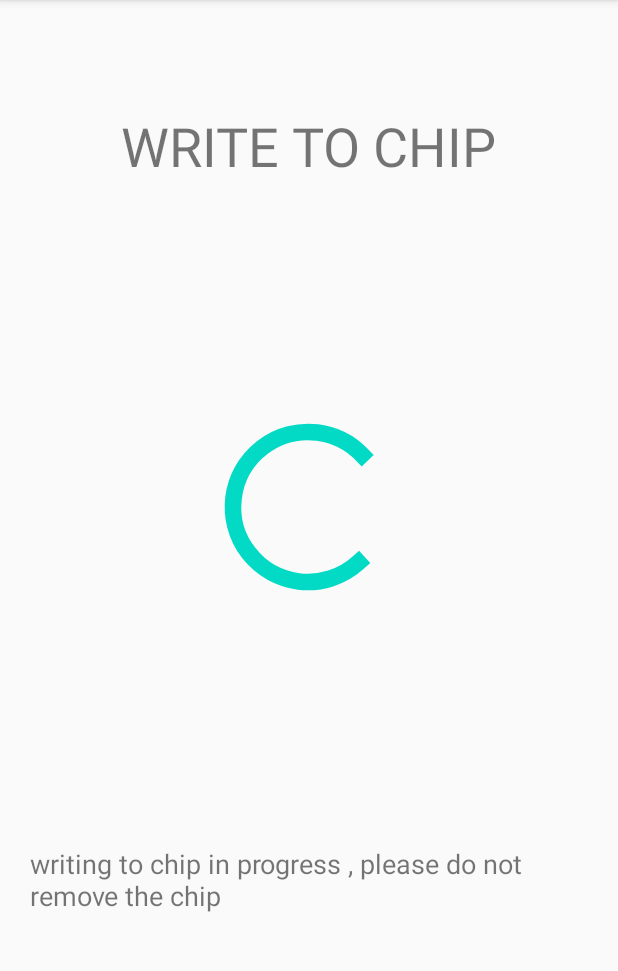
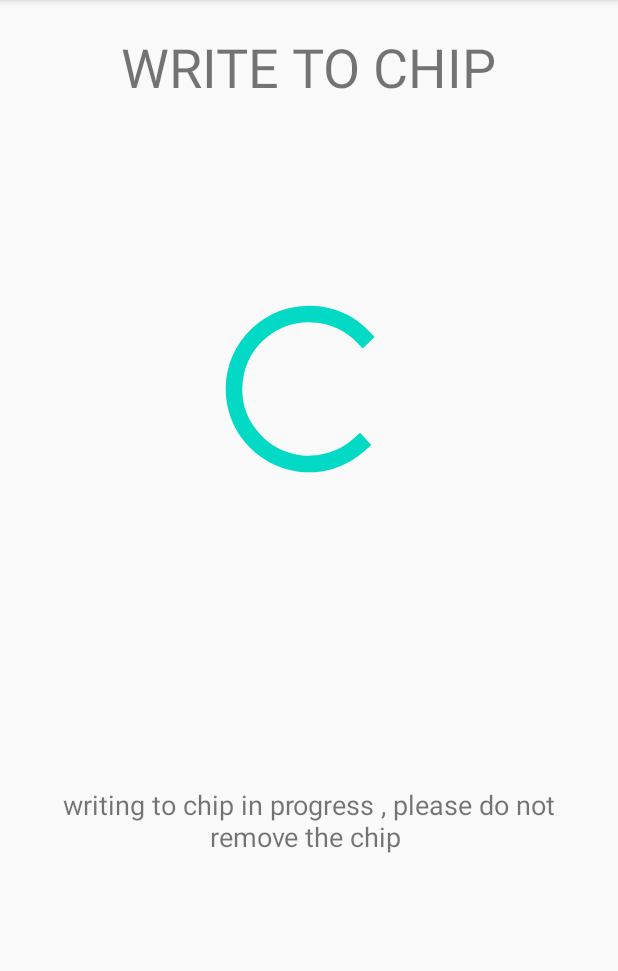
Before and after one commit to ABHISHEK4227/votingApp, an Android app: the WriteToChip screen opened directly, with no data from a screen before it, on a phone screen of 412 x 824 dp, the part 84-1055 px from its top. Run offline under Robolectric (Android 15) with nearby library versions, the phone set to English and light mode, and no system bars.

Commit message:
UploadToChip updated

```diff
--- a/app/src/main/AndroidManifest.xml
+++ b/app/src/main/AndroidManifest.xml
@@ -3,7 +3,7 @@
     package="com.example.votingapp">
 
     <uses-permission android:name="android.permission.INTERNET" />
-    <uses-permission android:name="android.permission.WRITE_EXTERNAL_STORAGE" />
+    <uses-permission android:name="android.permission.WRITE_EXTERNAL_STORAGE"/>
 
     <application
         android:allowBackup="true"
--- a/app/src/main/java/com/example/votingapp/WriteToChip.java
+++ b/app/src/main/java/com/example/votingapp/WriteToChip.java
@@ -5,6 +5,8 @@ import androidx.appcompat.app.AppCompatActivity;
 import android.content.Intent;
 import android.os.Bundle;
 import android.os.Environment;
+import android.util.Log;
+import android.view.View;
 import android.widget.Toast;
 
 import java.io.File;
@@ -13,23 +15,35 @@ import java.io.*;
 
 public class WriteToChip extends AppCompatActivity {
     private Voter voter = null;
+    private int partyID;
     @Override
     protected void onCreate(Bundle savedInstanceState) {
         super.onCreate(savedInstanceState);
         setContentView(R.layout.activity_write_to_chip);
         Intent g = getIntent();
         voter = (Voter) g.getSerializableExtra("Voter");
+        partyID = g.getIntExtra("PARTYID",9);
+
+        //DIRECTLY GOING TO UPLOADTOSERVER
+//        goToUploadToServer();
+
         // Populate this string with the vote you want to save
         String vote="Arnab";
         try {
-        File sdCard = Environment.getExternalStorageDirectory();
-        File dir = new File (sdCard.getAbsolutePath());
-        dir.mkdirs();
-        File file = new File(dir, "Vote");
+            File sdCard = Environment.getExternalStorageDirectory();
+            File dir = new File (sdCard.getAbsolutePath());
+            if(dir.mkdirs())
+            {
+                Log.i("Write", "created");
+                File file = new File(dir, "Vote.txt");
 
-        FileOutputStream f = new FileOutputStream(file);
-        f.write(vote.getBytes());
-        f.close();
+                FileOutputStream f = new FileOutputStream(file);
+                f.write(vote.getBytes());
+                f.close();
+            }
+            else {
+                System.out.println("Didn't work!");
+            }
 
         }catch(Exception e)
         {
@@ -37,6 +51,14 @@ public class WriteToChip extends AppCompatActivity {
         }
     }
 
+    void goToUploadToServer(){
+        Intent in = new Intent(this,UploadToServer.class);
+        in.putExtra("Voter",voter);
+        in.putExtra("PARTYID", partyID);
+        startActivity(in);
+        finish();
+    }
+
     @Override
     public void onBackPressed() {
         Toast.makeText(WriteToChip.this, "Not Allowed", Toast.LENGTH_LONG).show();
--- a/app/src/main/res/layout/activity_upload_to_server.xml
+++ b/app/src/main/res/layout/activity_upload_to_server.xml
@@ -15,7 +15,7 @@
         app:layout_constraintEnd_toEndOf="parent"
         app:layout_constraintStart_toStartOf="parent"
         app:layout_constraintTop_toTopOf="parent"
-        app:layout_constraintVertical_bias="0.101" />
+        app:layout_constraintVertical_bias="0.10" />
 
     <TextView
         android:id="@+id/upload"
--- a/app/src/main/res/layout/activity_write_to_chip.xml
+++ b/app/src/main/res/layout/activity_write_to_chip.xml
@@ -7,42 +7,41 @@
     tools:context=".WriteToChip">
 
     <TextView
-        android:id="@+id/textView17"
+        android:id="@+id/writeToChipTitle"
         android:layout_width="wrap_content"
         android:layout_height="wrap_content"
+        android:layout_marginTop="20dp"
         android:text="WRITE TO CHIP"
         android:textSize="36sp"
-        app:layout_constraintBottom_toBottomOf="parent"
         app:layout_constraintEnd_toEndOf="parent"
         app:layout_constraintStart_toStartOf="parent"
         app:layout_constraintTop_toTopOf="parent"
-        app:layout_constraintVertical_bias="0.101" />
+        />
 
     <TextView
-        android:id="@+id/textView18"
+        android:id="@+id/infoWriteToChip"
         android:layout_width="wrap_content"
         android:layout_height="wrap_content"
         android:paddingLeft="20dp"
         android:paddingTop="10dp"
         android:paddingRight="20dp"
         android:paddingBottom="10dp"
+        android:textAlignment="center"
         android:text="writing to chip in progress , please do not remove the chip "
         android:textSize="18sp"
         app:layout_constraintBottom_toBottomOf="parent"
         app:layout_constraintEnd_toEndOf="parent"
         app:layout_constraintStart_toStartOf="parent"
-        app:layout_constraintTop_toBottomOf="@+id/progressBar" />
+        app:layout_constraintTop_toBottomOf="@+id/progressBarWriteToChip"
+        android:gravity="center_horizontal" />
 
     <ProgressBar
-        android:id="@+id/progressBar"
+        android:id="@+id/progressBarWriteToChip"
         style="?android:attr/progressBarStyle"
         android:layout_width="134dp"
         android:layout_height="133dp"
         android:layout_marginTop="124dp"
-        app:layout_constraintBottom_toBottomOf="parent"
         app:layout_constraintEnd_toEndOf="parent"
-        app:layout_constraintHorizontal_bias="0.498"
         app:layout_constraintStart_toStartOf="parent"
-        app:layout_constraintTop_toBottomOf="@+id/textView17"
-        app:layout_constraintVertical_bias="0.067" />
+        app:layout_constraintTop_toBottomOf="@+id/writeToChipTitle" />
 </androidx.constraintlayout.widget.ConstraintLayout>
```
Also changed, not shown: app/src/main/java/com/example/votingapp/CastVote.java (+6 -16 lines), app/src/main/java/com/example/votingapp/UploadToServer.java (+104 -15 lines), app/src/main/java/com/example/votingapp/VerifyVote.java (+7 -2 lines), 1 other file.
